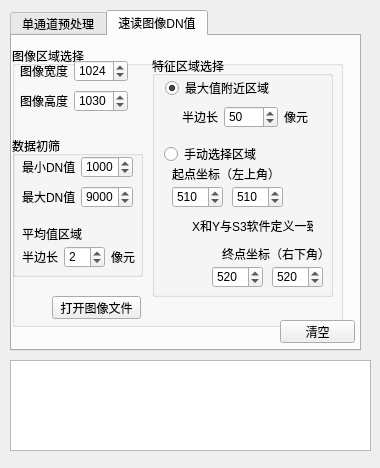
Before: the Qt Designer form gui.ui in angel263wy/Img_preprocess, drawn with Qt 5.
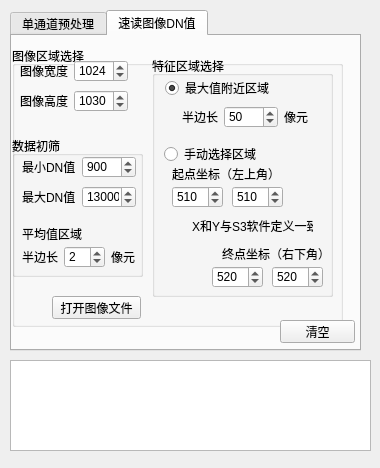
After: the same form once the commit is applied.

Commit message: 修复重心计算bug 1.坐标小数转整数用四舍五入 round 2.提取重心nxn坐标 切片范围左闭右开 调整界面初始化参数

```diff
--- a/gui.ui
+++ b/gui.ui
@@ -400,7 +400,7 @@
         <rect>
          <x>10</x>
          <y>20</y>
-         <width>111</width>
+         <width>114</width>
          <height>22</height>
         </rect>
        </property>
@@ -421,7 +421,7 @@
            <number>99999</number>
           </property>
           <property name="value">
-           <number>1000</number>
+           <number>900</number>
           </property>
          </widget>
         </item>
@@ -432,7 +432,7 @@
         <rect>
          <x>10</x>
          <y>50</y>
-         <width>111</width>
+         <width>114</width>
          <height>22</height>
         </rect>
        </property>
@@ -456,7 +456,7 @@
            <number>1</number>
           </property>
           <property name="value">
-           <number>9000</number>
+           <number>13000</number>
           </property>
          </widget>
         </item>
```
Left out of the diff: 2 changed lines with no effect on the pictures. The commit also changes 2 other files.
